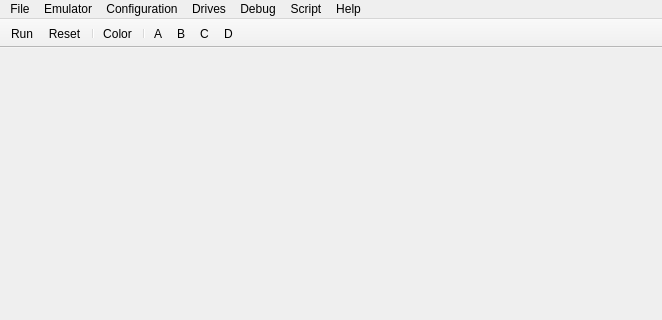
This is mainwindow.ui in nzeemin/bkbtl-qt as Qt 5 draws it before an edit; both pictures show x 0 to 662 and y 0 to 320 of the 662 by 571 pixel window. The edited form follows.
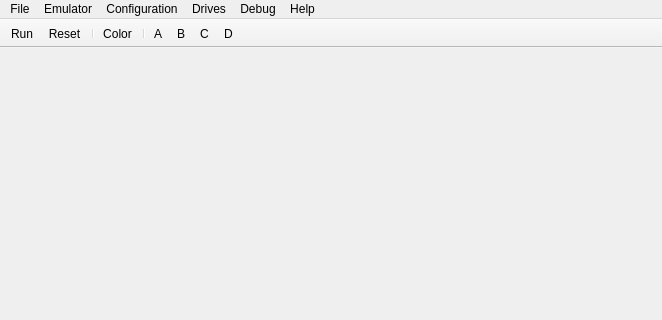
This is the edited form. Icons and pictures are not drawn.

```diff
--- a/mainwindow.ui
+++ b/mainwindow.ui
@@ -88,18 +88,11 @@
     <addaction name="actionDebugStepInto"/>
     <addaction name="actionDebugStepOver"/>
    </widget>
-   <widget class="QMenu" name="menuScript">
-    <property name="title">
-     <string>Script</string>
-    </property>
-    <addaction name="actionScriptRun"/>
-   </widget>
    <addaction name="menuFile"/>
    <addaction name="menuEmulator"/>
    <addaction name="menuConfiguration"/>
    <addaction name="menuDrives"/>
    <addaction name="menuDebug"/>
-   <addaction name="menuScript"/>
    <addaction name="menuHelp"/>
   </widget>
   <widget class="QToolBar" name="mainToolBar">
```
Left out of the diff: 2 changed lines with no effect on the pictures.
